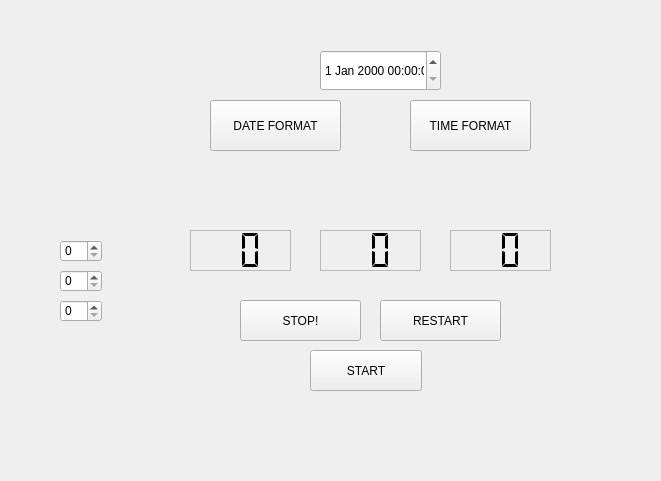
Old version of the form mainwindow.ui in the repository francescobaio/TimerClock.
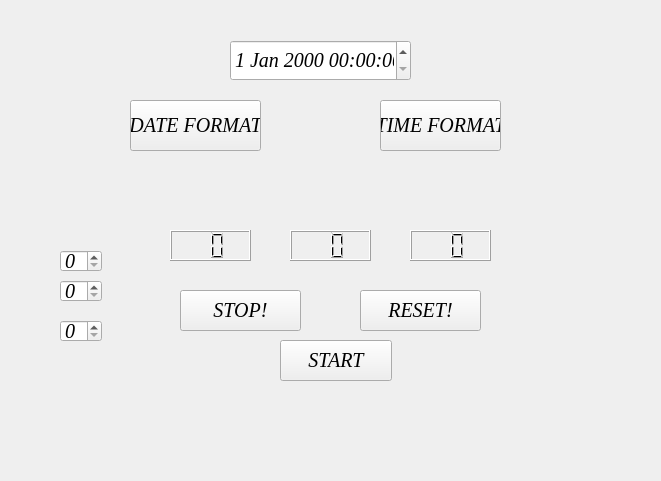
New version of the form. Custom widgets are drawn as their Qt base class.

Commit message: Prima impronta della classe Timer. Mancanza di connessione tra l'interfaccia grafica e il Timer data l'impossibilità di derivare contemporaneamente dalla classe QTimer e da un widget grafico come TextEdit o QLCDnumber.

Patch:
```diff
--- a/mainwindow.ui
+++ b/mainwindow.ui
@@ -10,6 +10,15 @@
     <height>481</height>
    </rect>
   </property>
+  <property name="font">
+   <font>
+    <family>Times</family>
+    <pointsize>15</pointsize>
+    <weight>9</weight>
+    <italic>true</italic>
+    <bold>false</bold>
+   </font>
+  </property>
   <property name="windowTitle">
    <string>MainWindow</string>
   </property>
@@ -21,105 +30,12 @@
    <bool>true</bool>
   </property>
   <widget class="QWidget" name="centralwidget">
-   <widget class="QLCDNumber" name="lcdNumber">
-    <property name="geometry">
-     <rect>
-      <x>190</x>
-      <y>230</y>
-      <width>101</width>
-      <height>41</height>
-     </rect>
-    </property>
-    <property name="font">
-     <font>
-      <family>Times</family>
-      <pointsize>18</pointsize>
-      <weight>9</weight>
-      <italic>true</italic>
-      <bold>false</bold>
-     </font>
-    </property>
-    <property name="styleSheet">
-     <string notr="true">font: 75 italic 18pt &quot;Times&quot;;</string>
-    </property>
-    <property name="frameShape">
-     <enum>QFrame::StyledPanel</enum>
-    </property>
-    <property name="digitCount">
-     <number>2</number>
-    </property>
-    <property name="segmentStyle">
-     <enum>QLCDNumber::Flat</enum>
-    </property>
-   </widget>
-   <widget class="QLCDNumber" name="lcdNumber_2">
-    <property name="geometry">
-     <rect>
-      <x>320</x>
-      <y>230</y>
-      <width>101</width>
-      <height>41</height>
-     </rect>
-    </property>
-    <property name="font">
-     <font>
-      <family>Times</family>
-      <pointsize>15</pointsize>
-      <weight>9</weight>
-      <italic>true</italic>
-      <bold>false</bold>
-     </font>
-    </property>
-    <property name="styleSheet">
-     <string notr="true"/>
-    </property>
-    <property name="frameShape">
-     <enum>QFrame::StyledPanel</enum>
-    </property>
-    <property name="digitCount">
-     <number>2</number>
-    </property>
-    <property name="segmentStyle">
-     <enum>QLCDNumber::Flat</enum>
-    </property>
-   </widget>
-   <widget class="QLCDNumber" name="lcdNumber_3">
-    <property name="geometry">
-     <rect>
-      <x>450</x>
-      <y>230</y>
-      <width>101</width>
-      <height>41</height>
-     </rect>
-    </property>
-    <property name="font">
-     <font>
-      <family>Times</family>
-      <pointsize>15</pointsize>
-      <weight>9</weight>
-      <italic>true</italic>
-      <bold>false</bold>
-     </font>
-    </property>
-    <property name="styleSheet">
-     <string notr="true"/>
-    </property>
-    <property name="frameShape">
-     <enum>QFrame::StyledPanel</enum>
-    </property>
-    <property name="digitCount">
-     <number>2</number>
-    </property>
-    <property name="segmentStyle">
-     <enum>QLCDNumber::Flat</enum>
-    </property>
-   </widget>
    <widget class="DateTime" name="dateTimeEdit">
     <property name="geometry">
      <rect>
-      <x>320</x>
-      <y>50</y>
-      <width>121</width>
+      <x>230</x>
+      <y>40</y>
+      <width>181</width>
       <height>41</height>
      </rect>
     </property>
@@ -130,7 +46,7 @@
    <widget class="QPushButton" name="pushButton">
     <property name="geometry">
      <rect>
-      <x>210</x>
+      <x>130</x>
       <y>100</y>
       <width>131</width>
       <height>51</height>
@@ -143,7 +59,7 @@
    <widget class="QPushButton" name="pushButton_2">
     <property name="geometry">
      <rect>
-      <x>410</x>
+      <x>380</x>
       <y>100</y>
       <width>121</width>
       <height>51</height>
@@ -156,41 +72,11 @@
      <string>TIME FORMAT</string>
     </property>
    </widget>
-   <widget class="QSpinBox" name="spinBox">
-    <property name="geometry">
-     <rect>
-      <x>60</x>
-      <y>240</y>
-      <width>42</width>
-      <height>22</height>
-     </rect>
-    </property>
-   </widget>
-   <widget class="QSpinBox" name="spinBox_2">
-    <property name="geometry">
-     <rect>
-      <x>60</x>
-      <y>270</y>
-      <width>42</width>
-      <height>22</height>
-     </rect>
-    </property>
-   </widget>
-   <widget class="QSpinBox" name="spinBox_3">
-    <property name="geometry">
-     <rect>
-      <x>60</x>
-      <y>300</y>
-      <width>42</width>
-      <height>22</height>
-     </rect>
-    </property>
-   </widget>
    <widget class="QPushButton" name="pushButton_3">
     <property name="geometry">
      <rect>
-      <x>240</x>
-      <y>300</y>
+      <x>180</x>
+      <y>290</y>
       <width>121</width>
       <height>41</height>
      </rect>
@@ -202,21 +88,21 @@
    <widget class="QPushButton" name="pushButton_4">
     <property name="geometry">
      <rect>
-      <x>380</x>
-      <y>300</y>
+      <x>360</x>
+      <y>290</y>
       <width>121</width>
       <height>41</height>
      </rect>
     </property>
     <property name="text">
-     <string>RESTART</string>
+     <string>RESET!</string>
     </property>
    </widget>
    <widget class="QPushButton" name="pushButton_5">
     <property name="geometry">
      <rect>
-      <x>310</x>
-      <y>350</y>
+      <x>280</x>
+      <y>340</y>
       <width>112</width>
       <height>41</height>
      </rect>
@@ -225,6 +111,78 @@
      <string>START</string>
     </property>
    </widget>
+   <widget class="QLCDNumber" name="lcdNumber">
+    <property name="geometry">
+     <rect>
+      <x>170</x>
+      <y>230</y>
+      <width>81</width>
+      <height>31</height>
+     </rect>
+    </property>
+    <property name="digitCount">
+     <number>2</number>
+    </property>
+    <property name="value" stdset="0">
+     <double>0.000000000000000</double>
+    </property>
+   </widget>
+   <widget class="QLCDNumber" name="lcdNumber_2">
+    <property name="geometry">
+     <rect>
+      <x>290</x>
+      <y>230</y>
+      <width>81</width>
+      <height>31</height>
+     </rect>
+    </property>
+    <property name="digitCount">
+     <number>2</number>
+    </property>
+   </widget>
+   <widget class="QLCDNumber" name="lcdNumber_3">
+    <property name="geometry">
+     <rect>
+      <x>410</x>
+      <y>230</y>
+      <width>81</width>
+      <height>31</height>
+     </rect>
+    </property>
+    <property name="digitCount">
+     <number>2</number>
+    </property>
+   </widget>
+   <widget class="QSpinBox" name="spinBox">
+    <property name="geometry">
+     <rect>
+      <x>60</x>
+      <y>250</y>
+      <width>42</width>
+      <height>22</height>
+     </rect>
+    </property>
+   </widget>
+   <widget class="QSpinBox" name="spinBox_2">
+    <property name="geometry">
+     <rect>
+      <x>60</x>
+      <y>280</y>
+      <width>42</width>
+      <height>22</height>
+     </rect>
+    </property>
+   </widget>
+   <widget class="QSpinBox" name="spinBox_3">
+    <property name="geometry">
+     <rect>
+      <x>60</x>
+      <y>320</y>
+      <width>42</width>
+      <height>22</height>
+     </rect>
+    </property>
+   </widget>
   </widget>
  </widget>
  <customwidgets>
```
Left out of the diff: 84 changed lines with no effect on the pictures. The commit also changes 4 other files.
